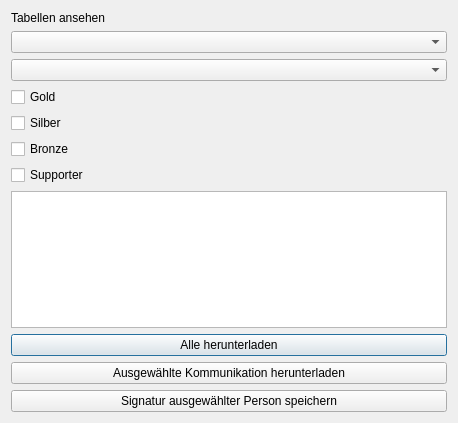
green-lion-racing/glr-database, file displaytables.ui: the form before one commit.
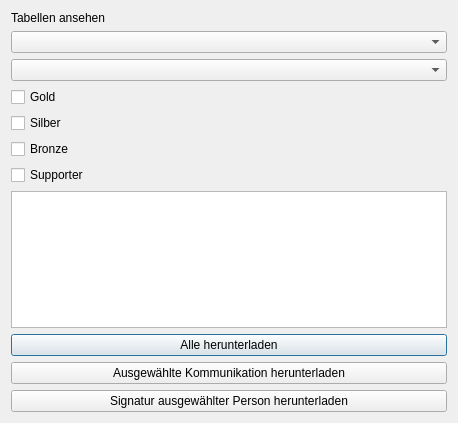
The form after the commit.

The edit to the form file:
```diff
--- a/displaytables.ui
+++ b/displaytables.ui
@@ -79,7 +79,7 @@
    <item>
     <widget class="QPushButton" name="pb_signature">
      <property name="text">
-      <string>Signatur ausgewählter Person speichern</string>
+      <string>Signatur ausgewählter Person herunterladen</string>
      </property>
     </widget>
    </item>
```
